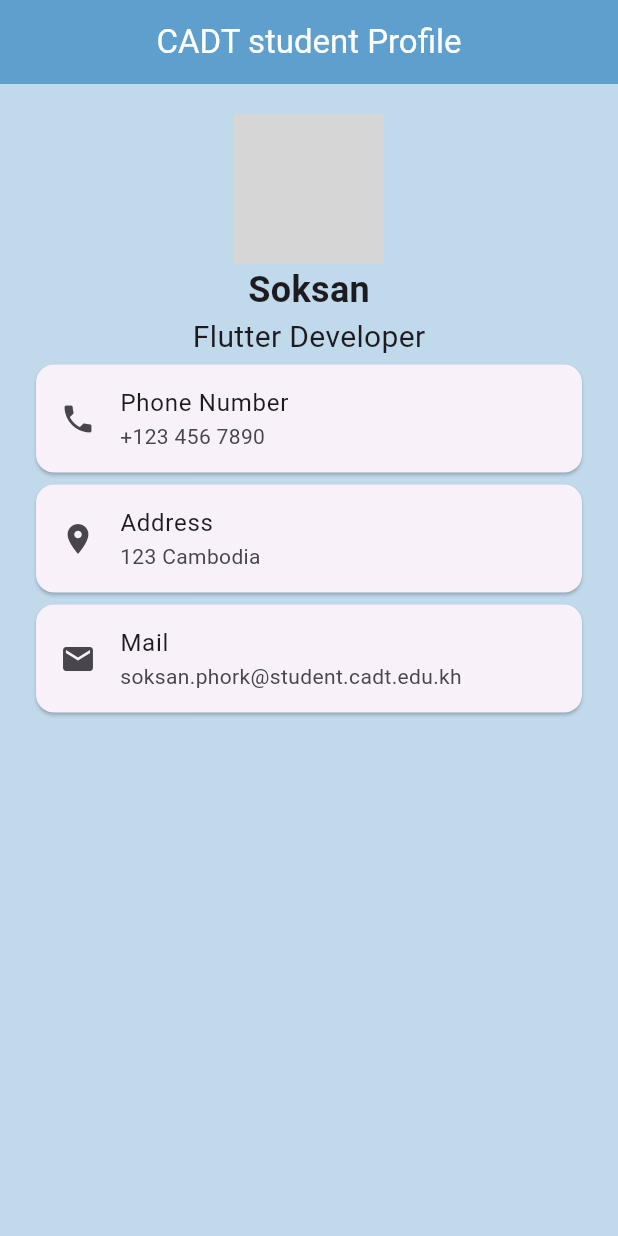
After one commit to Soksan369/myflutter_project, a Flutter app: the ProfileApp screen opened directly, on a phone screen of 412 x 824 dp. The commit adds this screen. Run offline on Flutter 3.47's test engine with Material 3 defaults, Android fonts, the phone set to English and light mode, and no system bars; grey boxes are pictures that could not be loaded.

Commit message:
W6-S1(W5-S2)-Practice

```diff
--- /dev/null
+++ b/lib/Pratice/W6-Practice/Praciice-1/main.dart
@@ -0,0 +1,21 @@
+import'package:flutter/material.dart';
+List<int> number = [1, 2, 3, 4, 5, 6, 7, 8, 9, 10];
+void main() {
+  runApp(
+    MaterialApp(
+      title: 'Flutter Demo',
+      home: Scaffold(
+        appBar: AppBar(
+          title: const Text('Number List'),
+        ),
+        body: Column(
+          children: [
+           const Text("Start"),
+            for (var i = 0;i < number.length; i++) Text('Item ${number[i]}'),
+           const Text("End"),
+          ],
+        )
+      ),
+    ),
+  );
+}
--- a/lib/W4/S3-Statefull-Widgets/EX-3/ex_3_start.dart
+++ b/lib/W4/S3-Statefull-Widgets/EX-3/ex_3_start.dart
@@ -60,7 +60,7 @@ void _nextImage() {
 
 
 void main() => runApp(
-  MaterialApp(
+ const MaterialApp(
     debugShowCheckedModeBanner: false, // Why this line ? Can you explain it ?
   home: ImageGallery(),
     ));
--- /dev/null
+++ b/lib/W6/S2-Practice/EXERCISE-2/data/profile_data.dart
@@ -0,0 +1,14 @@
+import 'package:flutter/material.dart';
+import 'package:myflutter_project/W6/S2-Practice/EXERCISE-2/model/profile_tile_model.dart';
+
+// Sample ProfileData instance
+ProfileData soksanProfile = ProfileData(
+  name: "Soksan",
+  position: "Flutter Developer",
+  avatarUrl: '/assets/cool_anime_boy__by_yash33455_dfob3av-375w-2x.jpg',
+  tiles: [
+    TileData(icon: Icons.phone, title: "Phone Number", value: "+123 456 7890"),
+    TileData(icon: Icons.location_on, title: "Address", value: "123 Cambodia"),
+    TileData(icon: Icons.email, title: "Mail", value: "soksan.phork@student.cadt.edu.kh"),
+  ],
+);
--- /dev/null
+++ b/lib/W6/S2-Practice/EXERCISE-2/main_start.dart
@@ -0,0 +1,64 @@
+import 'package:flutter/material.dart';
+import 'package:myflutter_project/W6/S2-Practice/EXERCISE-2/data/profile_data.dart';
+import 'package:myflutter_project/W6/S2-Practice/EXERCISE-2/model/profile_tile_model.dart';  // Assuming this is the file where ProfileData and TileData are defined
+
+void main() {
+  runApp(MaterialApp(
+    debugShowCheckedModeBanner: false,
+    home: ProfileApp(profileData: soksanProfile),
+  ));
+}
+
+const Color mainColor = Color(0xff5E9FCD);
+
+class ProfileApp extends StatelessWidget {
+  final ProfileData profileData;
+
+  const ProfileApp({Key? key, required this.profileData}) : super(key: key);
+
+  @override
+  Widget build(BuildContext context) {
+    return Scaffold(
+      backgroundColor: mainColor.withAlpha(100),
+      appBar: AppBar(
+        backgroundColor: mainColor,
+        title: const Text(
+          'CADT student Profile',
+          style: TextStyle(color: Colors.white),
+        ),
+        centerTitle: true,
+      ),
+      body: SingleChildScrollView(
+        padding: const EdgeInsets.all(20),
+        child: Column(
+          children: [
+            CircleAvatar(
+              radius: 50,
+              backgroundImage: profileData.avatarUrl != null
+                  ? AssetImage(profileData.avatarUrl!)
+                  : null,
+              child: profileData.avatarUrl == null
+                  ? Icon(Icons.person, size: 50)
+                  : null,
+            ),
+            Text(
+              profileData.name,
+              style:const TextStyle(fontSize: 24, fontWeight: FontWeight.bold),
+            ),
+            Text(
+              profileData.position,
+              style:const TextStyle(fontSize: 20),
+            ),
+            ...profileData.tiles.map((tile) => Card(
+              child: ListTile(
+                leading: Icon(tile.icon),
+                title: Text(tile.title),
+                subtitle: Text(tile.value),
+              ),
+            )).toList(),
+          ],
+        ),
+      ),
+    );
+  }
+}
--- /dev/null
+++ b/lib/W6/S2-Practice/EXERCISE-2/model/profile_tile_model.dart
@@ -0,0 +1,22 @@
+import 'package:flutter/cupertino.dart';
+
+class ProfileData {
+  final String name;
+  final String position;
+  final String avatarUrl;
+  final List<TileData> tiles;
+
+  ProfileData(
+      {required this.name, required this.position, required this.tiles, required this.avatarUrl});
+}
+
+class TileData {
+  final IconData icon;
+  final String title;
+  final String value;
+
+  TileData(
+      {required this.icon,
+      required this.title,
+      required this.value});
+}
--- /dev/null
+++ b/lib/W6/S2-Practice/EXERCISE-3/main.dart
@@ -0,0 +1,45 @@
+import 'package:flutter/material.dart';
+import 'package:myflutter_project/W6/S2-Practice/EXERCISE-3/screen/temperature.dart';
+import 'package:myflutter_project/W6/S2-Practice/EXERCISE-3/screen/welcome.dart';
+
+class TemperatureApp extends StatefulWidget {
+  const TemperatureApp({super.key});
+
+  @override
+  _TemperatureAppState createState() => _TemperatureAppState();
+}
+
+class _TemperatureAppState extends State<TemperatureApp> {
+  bool _showWelcomeScreen = true;
+
+  void _toggleScreen() {
+    setState(() {
+      _showWelcomeScreen = !_showWelcomeScreen;
+    });
+  }
+
+  @override
+  Widget build(BuildContext context) {
+    return MaterialApp(
+      home: Scaffold(
+        body: Container(
+          decoration: const BoxDecoration(
+            gradient: LinearGradient(
+              colors: [
+                Color(0xff16C062),
+                Color(0xff00BCDC)
+                ],
+              begin: Alignment.topLeft,
+              end: Alignment.bottomRight,
+            ),
+          ),
+          child: _showWelcomeScreen ? Welcome(onStart: _toggleScreen) : Temperature(),
+        ),
+      ),
+    );
+  }
+}
+
+void main() {
+  runApp(const TemperatureApp());
+}
--- a/pubspec.yaml
+++ b/pubspec.yaml
@@ -62,6 +62,7 @@ flutter:
   assets:
   - assets/
   - assets/w4-s2/
+  - assets/w5-s2/
   #   - images/a_dot_burr.jpeg
   #   - images/a_dot_ham.jpeg
 
```
Also changed, not shown: lib/W6/S2-Practice/EXERCISE-1/ex_1_start.dart (added, +48 -0 lines), lib/W6/S2-Practice/EXERCISE-3/screen/temperature.dart (added, +60 -0 lines), lib/W6/S2-Practice/EXERCISE-3/screen/welcome.dart (added, +47 -0 lines), lib/W6/S2-Practice/EXERCISE-4/jokes.dart (added, +29 -0 lines), lib/W6/S2-Practice/EXERCISE-4/main.dart (added, +100 -0 lines), assets/cool_anime_boy__by_yash33455_dfob3av-375w-2x.jpg (added), assets/w5-s2/profile.jpg (added).
